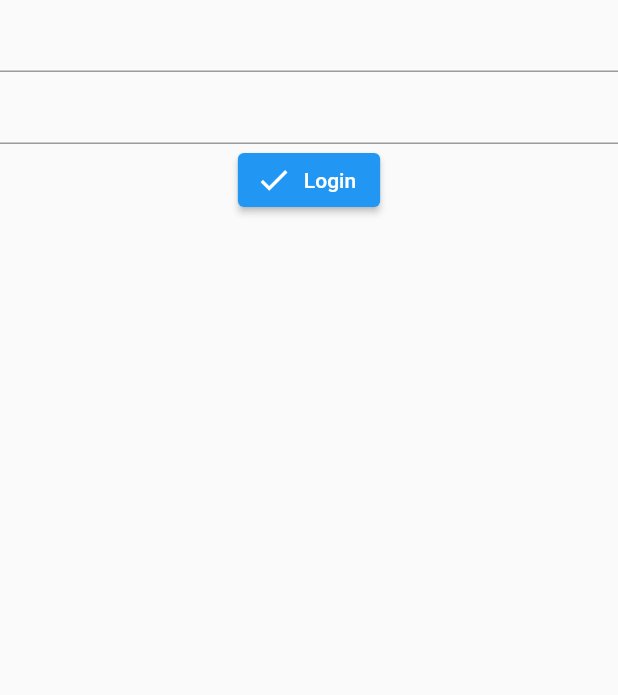
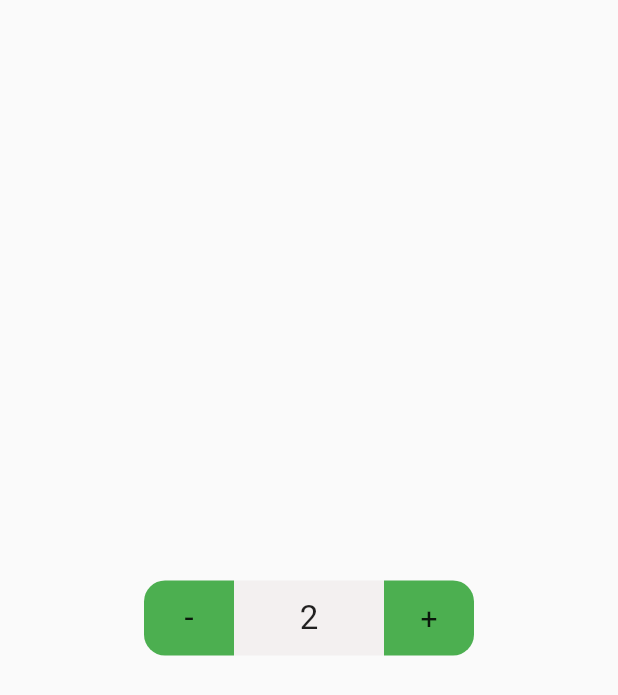
Before and after one commit to kashaf172725/code-, a Flutter app: the screen it shows after launch, on a phone screen of 412 x 824 dp. Shown: the top 695 px of the screen. Run offline on Flutter 3.47's test engine with Material 2 defaults, Android fonts, the phone set to English and light mode, and no system bars.

Commit message:
add increment screen

```diff
--- /dev/null
+++ b/lib/increment.dart
@@ -0,0 +1,81 @@
+import 'package:flutter/material.dart';
+
+class increment extends StatefulWidget {
+  @override
+  State<increment> createState() => _incrementState();
+}
+
+class _incrementState extends State<increment> {
+  int num = 02;
+
+  @override
+  Widget build(BuildContext context) {
+    return MaterialApp(
+      home: Scaffold(
+          body: Center(
+        child: Row(
+          mainAxisAlignment: MainAxisAlignment.center,
+          children: [
+            InkWell(
+              onTap: () {
+                setState(() {
+                  if (num > 1) {
+                    num--;
+                  }
+                });
+              },
+              child: Container(
+                height: 50,
+                width: 60,
+                decoration: BoxDecoration(
+                    color: Colors.green,
+                    borderRadius: BorderRadius.only(
+                        bottomLeft: Radius.circular(14),
+                        topLeft: Radius.circular(14))),
+                child: Center(
+                    child: Text(
+                  "-",
+                  style: TextStyle(
+                    fontSize: 22,
+                  ),
+                )),
+              ),
+            ),
+            Container(
+              height: 50,
+              width: 100,
+              decoration:
+                  BoxDecoration(color: Color.fromARGB(255, 243, 240, 240)),
+              child: Center(
+                  child: Text(
+                "$num",
+                style: TextStyle(fontSize: 22),
+              )),
+            ),
+            InkWell(
+              onTap: () {
+                setState(() {
+                  num++;
+                });
+              },
+              child: Container(
+                height: 50,
+                width: 60,
+                decoration: BoxDecoration(
+                    color: Colors.green,
+                    borderRadius: BorderRadius.only(
+                        bottomRight: Radius.circular(14),
+                        topRight: Radius.circular(14))),
+                child: Center(
+                    child: Text(
+                  "+",
+                  style: TextStyle(fontSize: 20),
+                )),
+              ),
+            )
+          ],
+        ),
+      )),
+    );
+  }
+}
--- a/lib/main.dart
+++ b/lib/main.dart
@@ -1,5 +1,7 @@
 import 'package:flutter/material.dart';
 import 'package:flutter_application_1/sinin.dart';
+
+import 'increment.dart';
 
 void main() {
   runApp(MyApp());
@@ -11,13 +13,15 @@ class MyApp extends StatelessWidget {
   @override
   Widget build(BuildContext context) {
     return MaterialApp(
-      home: Sinin(),
+     // home: Sinin(),
+     home:increment(),
     );
   }
 }
 /*
 data 1=>2 : Sinin()
 
+increment : increment(),
 
 
 
```
Also changed, not shown: lib/info.dart (+25 -0 lines).
